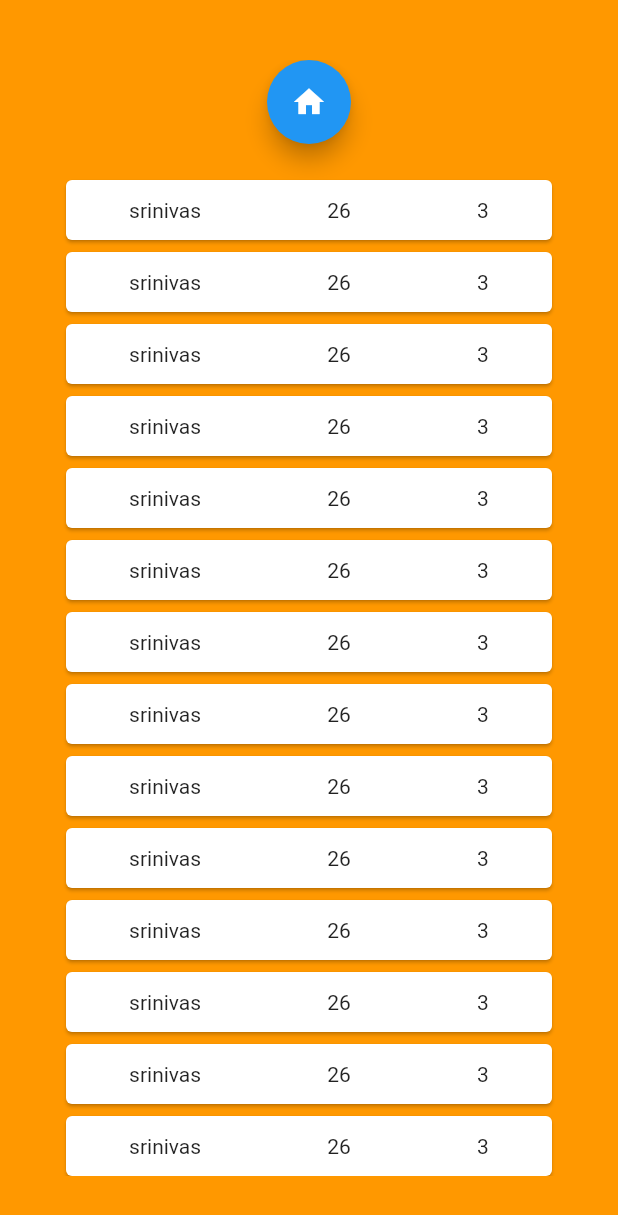
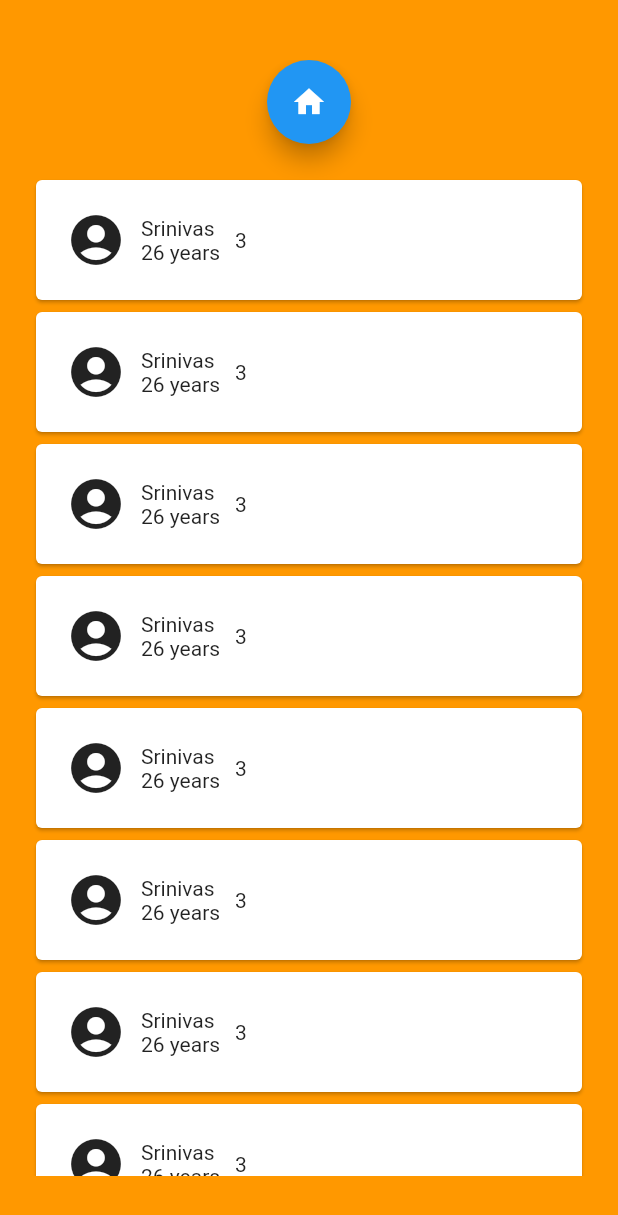
Before and after one commit to 2705srinivas/flutter-demo, a Flutter app: the TrainersList screen opened by its route, on a phone screen of 412 x 824 dp. Shown: the top 1215 px of the screen. Run offline on Flutter 3.47's test engine with Material 2 defaults, Android fonts, the phone set to English and light mode, and no system bars; our stand-ins replace font_awesome_flutter.

Commit message:
refactor, scroll  for landscape, list view update

```diff
--- a/lib/screens/profile_setup/profile_setup.dart
+++ b/lib/screens/profile_setup/profile_setup.dart
@@ -38,7 +38,8 @@ class QuestionState extends State {
   Widget build(BuildContext context) {
     return Scaffold(
         backgroundColor: Colors.orange,
-        body: Container(
+        body: SingleChildScrollView(
+          child: Container(
             padding: EdgeInsets.fromLTRB(40.0, 120.0, 40.0, 40.0),
             child: Column(
               mainAxisAlignment: MainAxisAlignment.start,
@@ -73,6 +74,7 @@ class QuestionState extends State {
                 )
               ],
             ),
+          ),
         ));
   }
 
--- a/lib/screens/trainer_profile/trainer_profile.dart
+++ b/lib/screens/trainer_profile/trainer_profile.dart
@@ -6,7 +6,8 @@ class TrainerProfile extends StatelessWidget {
   Widget build(BuildContext context) {
     return Scaffold(
         backgroundColor: Colors.orange,
-        body: Container(
+        body: SingleChildScrollView(
+          child: Container(
             // padding: EdgeInsets.fromLTRB(40.0, 40.0, 40.0, 40.0),
             child: Column(
               children: [
@@ -47,6 +48,7 @@ class TrainerProfile extends StatelessWidget {
                     }),
               ],
             ),
+          ),
         ));
   }
 }
--- /dev/null
+++ b/lib/screens/trainers_list/dummy_data.dart
@@ -0,0 +1,52 @@
+const trainers = [
+  {'name': 'Srinivas', 'age': '26', 'yoe': '3'},
+  {'name': 'Srinivas', 'age': '26', 'yoe': '3'},
+  {'name': 'Srinivas', 'age': '26', 'yoe': '3'},
+  {'name': 'Srinivas', 'age': '26', 'yoe': '3'},
+  {'name': 'Srinivas', 'age': '26', 'yoe': '3'},
+  {'name': 'Srinivas', 'age': '26', 'yoe': '3'},
+  {'name': 'Srinivas', 'age': '26', 'yoe': '3'},
+  {'name': 'Srinivas', 'age': '26', 'yoe': '3'},
+  {'name': 'Srinivas', 'age': '26', 'yoe': '3'},
+  {'name': 'Srinivas', 'age': '26', 'yoe': '3'},
+  {'name': 'Srinivas', 'age': '26', 'yoe': '3'},
+  {'name': 'Srinivas', 'age': '26', 'yoe': '3'},
+  {'name': 'Srinivas', 'age': '26', 'yoe': '3'},
+  {'name': 'Srinivas', 'age': '26', 'yoe': '3'},
+  {'name': 'Srinivas', 'age': '26', 'yoe': '3'},
+  {'name': 'Srinivas', 'age': '26', 'yoe': '3'},
+  {'name': 'Srinivas', 'age': '26', 'yoe': '3'},
+  {'name': 'Srinivas', 'age': '26', 'yoe': '3'},
+  {'name': 'Srinivas', 'age': '26', 'yoe': '3'},
+  {'name': 'Srinivas', 'age': '26', 'yoe': '3'},
+  {'name': 'Srinivas', 'age': '26', 'yoe': '3'},
+  {'name': 'Srinivas', 'age': '26', 'yoe': '3'},
+  {'name': 'Srinivas', 'age': '26', 'yoe': '3'},
+  {'name': 'Srinivas', 'age': '26', 'yoe': '3'},
+  {'name': 'Srinivas', 'age': '26', 'yoe': '3'},
+  {'name': 'Srinivas', 'age': '26', 'yoe': '3'},
+  {'name': 'Srinivas', 'age': '26', 'yoe': '3'},
+  {'name': 'Srinivas', 'age': '26', 'yoe': '3'},
+  {'name': 'Srinivas', 'age': '26', 'yoe': '3'},
+  {'name': 'Srinivas', 'age': '26', 'yoe': '3'},
+  {'name': 'Srinivas', 'age': '26', 'yoe': '3'},
+  {'name': 'Srinivas', 'age': '26', 'yoe': '3'},
+  {'name': 'Srinivas', 'age': '26', 'yoe': '3'},
+  {'name': 'Srinivas', 'age': '26', 'yoe': '3'},
+  {'name': 'Srinivas', 'age': '26', 'yoe': '3'},
+  {'name': 'Srinivas', 'age': '26', 'yoe': '3'},
+  {'name': 'Srinivas', 'age': '26', 'yoe': '3'},
+  {'name': 'Srinivas', 'age': '26', 'yoe': '3'},
+  {'name': 'Srinivas', 'age': '26', 'yoe': '3'},
+  {'name': 'Srinivas', 'age': '26', 'yoe': '3'},
+  {'name': 'Srinivas', 'age': '26', 'yoe': '3'},
+  {'name': 'Srinivas', 'age': '26', 'yoe': '3'},
+  {'name': 'Srinivas', 'age': '26', 'yoe': '3'},
+  {'name': 'Srinivas', 'age': '26', 'yoe': '3'},
+  {'name': 'Srinivas', 'age': '26', 'yoe': '3'},
+  {'name': 'Srinivas', 'age': '26', 'yoe': '3'},
+  {'name': 'Srinivas', 'age': '26', 'yoe': '3'},
+  {'name': 'Srinivas', 'age': '26', 'yoe': '3'},
+  {'name': 'Srinivas', 'age': '26', 'yoe': '3'},
+  {'name': 'Srinivas', 'age': '26', 'yoe': '3'},
+];
--- /dev/null
+++ b/lib/screens/trainers_list/list_card.dart
@@ -0,0 +1,32 @@
+import 'package:flutter/material.dart';
+
+Widget listCard(Map<String, Object> trainer, BuildContext context) =>
+    GestureDetector(
+      child: Card(
+          child: Container(
+        padding: EdgeInsets.all(20),
+        child: Row(
+          mainAxisAlignment: MainAxisAlignment.start,
+          children: [
+            Container(
+              child: Icon(
+                Icons.account_circle_rounded,
+                size: 40,
+              ),
+            ),
+            Container(
+              margin: const EdgeInsets.fromLTRB(10, 0, 10, 0),
+              alignment: Alignment.center,
+              child: Text('${trainer['name']} \n${trainer["age"]} years'),
+            ),
+            Container(
+              alignment: Alignment.center,
+              child: Text(trainer['yoe']),
+            ),
+          ],
+        ),
+      )),
+      onTap: () {
+        Navigator.pushNamed(context, '/fourth');
+      },
+    );
--- a/lib/screens/trainers_list/trainers_list.dart
+++ b/lib/screens/trainers_list/trainers_list.dart
@@ -1,57 +1,6 @@
 import 'package:flutter/material.dart';
-
-const trainers = [
-  {'name': 'srinivas', 'age': '26', 'yoe': '3'},
-  {'name': 'srinivas', 'age': '26', 'yoe': '3'},
-  {'name': 'srinivas', 'age': '26', 'yoe': '3'},
-  {'name': 'srinivas', 'age': '26', 'yoe': '3'},
-  {'name': 'srinivas', 'age': '26', 'yoe': '3'},
-  {'name': 'srinivas', 'age': '26', 'yoe': '3'},
-  {'name': 'srinivas', 'age': '26', 'yoe': '3'},
-  {'name': 'srinivas', 'age': '26', 'yoe': '3'},
-  {'name': 'srinivas', 'age': '26', 'yoe': '3'},
-  {'name': 'srinivas', 'age': '26', 'yoe': '3'},
-  {'name': 'srinivas', 'age': '26', 'yoe': '3'},
-  {'name': 'srinivas', 'age': '26', 'yoe': '3'},
-  {'name': 'srinivas', 'age': '26', 'yoe': '3'},
-  {'name': 'srinivas', 'age': '26', 'yoe': '3'},
-  {'name': 'srinivas', 'age': '26', 'yoe': '3'},
-  {'name': 'srinivas', 'age': '26', 'yoe': '3'},
-  {'name': 'srinivas', 'age': '26', 'yoe': '3'},
-  {'name': 'srinivas', 'age': '26', 'yoe': '3'},
-  {'name': 'srinivas', 'age': '26', 'yoe': '3'},
-  {'name': 'srinivas', 'age': '26', 'yoe': '3'},
-  {'name': 'srinivas', 'age': '26', 'yoe': '3'},
-  {'name': 'srinivas', 'age': '26', 'yoe': '3'},
-  {'name': 'srinivas', 'age': '26', 'yoe': '3'},
-  {'name': 'srinivas', 'age': '26', 'yoe': '3'},
-  {'name': 'srinivas', 'age': '26', 'yoe': '3'},
-  {'name': 'srinivas', 'age': '26', 'yoe': '3'},
-  {'name': 'srinivas', 'age': '26', 'yoe': '3'},
-  {'name': 'srinivas', 'age': '26', 'yoe': '3'},
-  {'name': 'srinivas', 'age': '26', 'yoe': '3'},
-  {'name': 'srinivas', 'age': '26', 'yoe': '3'},
-  {'name': 'srinivas', 'age': '26', 'yoe': '3'},
-  {'name': 'srinivas', 'age': '26', 'yoe': '3'},
-  {'name': 'srinivas', 'age': '26', 'yoe': '3'},
-  {'name': 'srinivas', 'age': '26', 'yoe': '3'},
-  {'name': 'srinivas', 'age': '26', 'yoe': '3'},
-  {'name': 'srinivas', 'age': '26', 'yoe': '3'},
-  {'name': 'srinivas', 'age': '26', 'yoe': '3'},
-  {'name': 'srinivas', 'age': '26', 'yoe': '3'},
-  {'name': 'srinivas', 'age': '26', 'yoe': '3'},
-  {'name': 'srinivas', 'age': '26', 'yoe': '3'},
-  {'name': 'srinivas', 'age': '26', 'yoe': '3'},
-  {'name': 'srinivas', 'age': '26', 'yoe': '3'},
-  {'name': 'srinivas', 'age': '26', 'yoe': '3'},
-  {'name': 'srinivas', 'age': '26', 'yoe': '3'},
-  {'name': 'srinivas', 'age': '26', 'yoe': '3'},
-  {'name': 'srinivas', 'age': '26', 'yoe': '3'},
-  {'name': 'srinivas', 'age': '26', 'yoe': '3'},
-  {'name': 'srinivas', 'age': '26', 'yoe': '3'},
-  {'name': 'srinivas', 'age': '26', 'yoe': '3'},
-  {'name': 'srinivas', 'age': '26', 'yoe': '3'},
-];
+import './dummy_data.dart';
+import './list_card.dart';
 
 class TrainersList extends StatelessWidget {
   @override
@@ -59,7 +8,7 @@ class TrainersList extends StatelessWidget {
     return Scaffold(
         backgroundColor: Colors.orange,
         body: Container(
-          padding: EdgeInsets.fromLTRB(40.0, 40.0, 40.0, 40.0),
+          padding: EdgeInsets.fromLTRB(20.0, 40.0, 20.0, 40.0),
           child: ListView(
             children: [
               FloatingActionButton(
@@ -68,38 +17,9 @@ class TrainersList extends StatelessWidget {
                     Navigator.pushNamed(context, '/');
                   }),
               Padding(padding: EdgeInsets.fromLTRB(0, 20.0, 0, 0)),
-              ...trainers.map((trainer) => _listCard(trainer, context)).toList()
+              ...trainers.map((trainer) => listCard(trainer, context)).toList()
             ],
           ),
         ));
   }
-
-  Widget _listCard(Map<String, Object> trainer, BuildContext context) =>
-      GestureDetector(
-        child: Card(
-          child: Row(
-            mainAxisAlignment: MainAxisAlignment.spaceAround,
-            children: [
-              Container(
-                alignment: Alignment.center,
-                height: 40.0,
-                child: Text(trainer['name']),
-              ),
-              Container(
-                alignment: Alignment.center,
-                height: 40.0,
-                child: Text(trainer['age']),
-              ),
-              Container(
-                alignment: Alignment.center,
-                height: 40.0,
-                child: Text(trainer['yoe']),
-              ),
-            ],
-          ),
-        ),
-        onTap: () {
-          Navigator.pushNamed(context, '/fourth');
-        },
-      );
 }
--- a/lib/screens/user_login/user_login.dart
+++ b/lib/screens/user_login/user_login.dart
@@ -21,6 +21,7 @@ class UserLoginState extends State {
           children: [
             Container(
               padding: EdgeInsets.fromLTRB(40.0, 120.0, 40.0, 40.0),
+              child: SingleChildScrollView(
                   child: Column(
                 mainAxisAlignment: MainAxisAlignment.start,
                 crossAxisAlignment: CrossAxisAlignment.stretch,
@@ -69,6 +70,7 @@ class UserLoginState extends State {
                   )
                 ],
               )),
+            ),
             login ? Spinner() : Container(),
           ],
         ));
```
Lines whose indentation alone changed are shown as unchanged.
